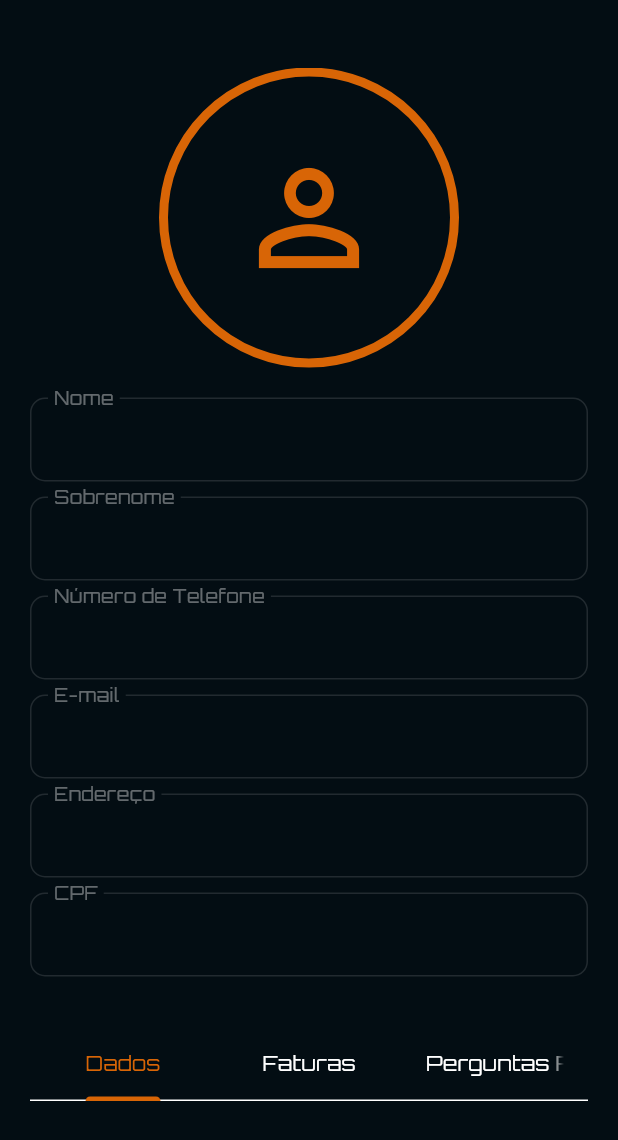
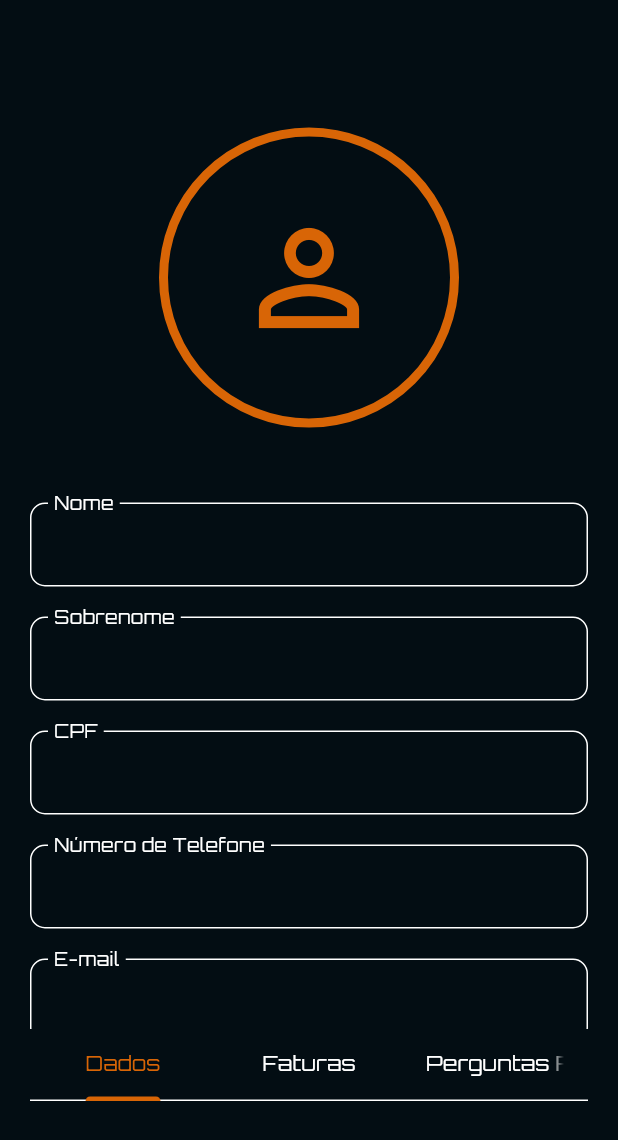
Before and after one commit to Ott-cop/elo-app, a Flutter app: the ProfilePage screen opened by its route, on a phone screen of 412 x 824 dp. Shown: the top 1140 px of the screen. Run offline on Flutter 3.47's test engine with Material 3 defaults, Android fonts, the phone set to English and light mode, and no system bars; our stand-ins replace delightful_toast; project files that could hold a hidden picture were left out.

Commit message:
Editing the ProfilePage

```diff
--- a/lib/profile/profile.dart
+++ b/lib/profile/profile.dart
@@ -14,13 +14,13 @@ class ProfilePage extends StatefulWidget {
 class _ProfilePageState extends State<ProfilePage>
     with SingleTickerProviderStateMixin {
   var tabs = [
-    Tab(
+    const Tab(
       text: 'Dados',
     ),
-    Tab(
+    const Tab(
       text: 'Faturas',
     ),
-    Tab(
+    const Tab(
       text: 'Perguntas Frequentes',
     )
   ];
@@ -29,14 +29,12 @@ class _ProfilePageState extends State<ProfilePage>
 
   @override
   void initState() {
-    // TODO: implement initState
     super.initState();
     tabController = TabController(length: tabs.length, vsync: this);
   }
 
   @override
   void dispose() {
-    // TODO: implement dispose
     super.dispose();
     tabController.dispose();
   }
@@ -51,16 +49,20 @@ class _ProfilePageState extends State<ProfilePage>
         padding: const EdgeInsets.only(bottom: 90),
         child: Column(children: [
           Expanded(
-            child: TabBarView(controller: tabController, children: [
+            child: TabBarView(controller: tabController, children: const [
               SingleChildScrollView(
-                scrollDirection: Axis.vertical,
                 child: Column(
                   children: [
-                    Expanded(child: IconUser()),
                     SizedBox(
-                      height: 10,
+                      height: 40,
                     ),
-                    Expanded(
+                    SizedBox(
+                      child: IconUser(),
+                    ),
+                    SizedBox(
+                      height: 40,
+                    ),
+                    SizedBox(
                       child: UserInformation(),
                     ),
                   ],
--- a/lib/profile/widgets/inputUserInformation.dart
+++ b/lib/profile/widgets/inputUserInformation.dart
@@ -2,10 +2,16 @@ import 'package:elo/styles/global.dart';
 import 'package:flutter/material.dart';
 
 class InputUserInformation extends StatefulWidget {
-  final String information, text;
+  final String information;
+  final TextEditingController controller;
+
+  final String? value;
 
   const InputUserInformation(
-      {super.key, required this.information, required this.text});
+      {super.key,
+      required this.information,
+      this.value,
+      required this.controller});
 
   @override
   State<InputUserInformation> createState() => _InputUserInformationState();
@@ -16,15 +22,20 @@ class _InputUserInformationState extends State<InputUserInformation> {
   Widget build(BuildContext context) {
     return Column(
       children: [
-        SizedBox(
+        const SizedBox(
           height: 10,
         ),
         TextFormField(
+          controller: widget.controller,
+          initialValue: widget.value,
           decoration: inputDecorationStyle(
-              label: Text('${widget.information}'),
+              label: Text(widget.information),
               floatingLabel: FloatingLabelBehavior.always),
-          enabled: false,
-        )
+          enabled: true,
+        ),
+        const SizedBox(
+          height: 10,
+        ),
       ],
     );
   }
--- a/lib/profile/widgets/userInformation.dart
+++ b/lib/profile/widgets/userInformation.dart
@@ -9,20 +9,47 @@ class UserInformation extends StatefulWidget {
 }
 
 class _UserInformationState extends State<UserInformation> {
+  final TextEditingController inputControllerName = TextEditingController();
+  final TextEditingController inputControllerLastname = TextEditingController();
+  final TextEditingController inputControllerCPF = TextEditingController();
+  final TextEditingController inputControllerPhone = TextEditingController();
+  final TextEditingController inputControllerEmail = TextEditingController();
+  final TextEditingController inputControllerAddress = TextEditingController();
   @override
   Widget build(BuildContext context) {
-    return const Column(
+    return Column(
       children: [
-        InputUserInformation(information: "Nome", text: "Bartholomeu"),
-        InputUserInformation(information: "Sobrenome", text: "Santos"),
         InputUserInformation(
-            information: "Número de Telefone", text: "(00) 0000-0000"),
+          information: "Nome",
+          controller: inputControllerName,
+        ),
         InputUserInformation(
-            information: "E-mail", text: "BartholomeuS@gmail.com"),
+          information: "Sobrenome",
+          controller: inputControllerLastname,
+        ),
         InputUserInformation(
-            information: "Endereço",
-            text: "Rua bartholomeu II, n 000, Barra Bonita"),
-        InputUserInformation(information: "CPF", text: "000.000.000-45"),
+          information: "CPF",
+          controller: inputControllerCPF,
+        ),
+        InputUserInformation(
+          information: "Número de Telefone",
+          controller: inputControllerPhone,
+        ),
+        InputUserInformation(
+          information: "E-mail",
+          controller: inputControllerEmail,
+        ),
+        InputUserInformation(
+          information: "Endereço",
+          controller: inputControllerAddress,
+        ),
+        ElevatedButton(
+            onPressed: () {
+              debugPrint(inputControllerName.text);
+              debugPrint(inputControllerLastname.text);
+              debugPrint(inputControllerCPF.text);
+            },
+            child: Text("Salvar"))
       ],
     );
   }
```
